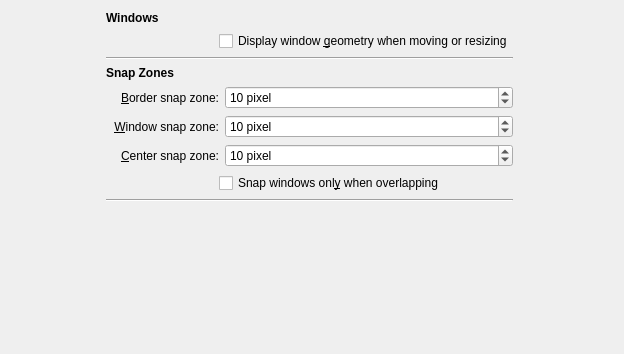
Qt form kcmkwin/kwinoptions/moving.ui (lfdevs/kwin) before a commit.
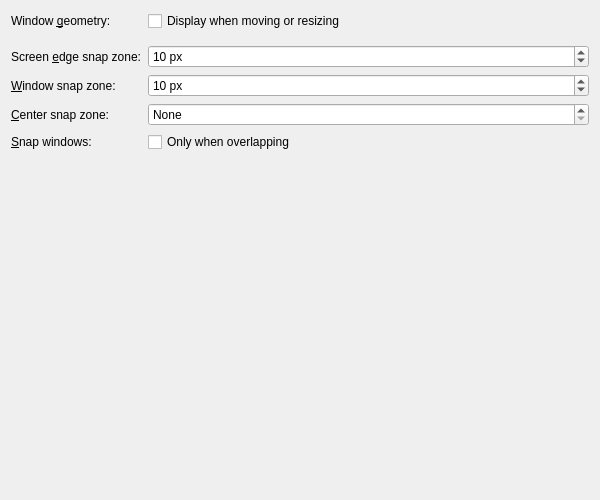
The same form after that commit.

```diff
--- a/kcmkwin/kwinoptions/moving.ui
+++ b/kcmkwin/kwinoptions/moving.ui
@@ -6,259 +6,159 @@
    <rect>
     <x>0</x>
     <y>0</y>
-    <width>624</width>
-    <height>354</height>
+    <width>600</width>
+    <height>500</height>
    </rect>
   </property>
-  <layout class="QGridLayout" name="gridLayout_2" columnminimumwidth="0,0,100">
+  <layout class="QFormLayout" name="formLayout">
+   <property name="formAlignment">
+    <set>Qt::AlignHCenter|Qt::AlignTop</set>
+   </property>
    <item row="0" column="0">
-    <spacer name="horizontalSpacer">
-     <property name="orientation">
-      <enum>Qt::Horizontal</enum>
+    <widget class="QLabel" name="geometryTipLabel">
+     <property name="text">
+      <string>Window &amp;geometry:</string>
      </property>
-     <property name="sizeHint" stdset="0">
-      <size>
-       <width>40</width>
-       <height>20</height>
-      </size>
+     <property name="buddy">
+      <cstring>geometryTipOn</cstring>
      </property>
-    </spacer>
+    </widget>
    </item>
    <item row="0" column="1">
-    <layout class="QGridLayout" name="gridLayout">
-     <item row="7" column="1" colspan="2">
-      <widget class="QCheckBox" name="OverlapSnap">
+    <widget class="QCheckBox" name="geometryTipOn">
        <property name="whatsThis">
         <string>Here you can set that windows will be only snapped if you try to overlap them, i.e. they will not be snapped if the windows comes only near another window or border.</string>
        </property>
        <property name="text">
-        <string>Snap windows onl&amp;y when overlapping</string>
+      <string>Display when moving or resizing</string>
        </property>
       </widget>
      </item>
-     <item row="8" column="0" colspan="3">
-      <widget class="Line" name="line_2">
-       <property name="orientation">
-        <enum>Qt::Horizontal</enum>
-       </property>
-      </widget>
-     </item>
-     <item row="6" column="2">
-      <widget class="QSpinBox" name="centerSnap">
-       <property name="sizePolicy">
-        <sizepolicy hsizetype="Expanding" vsizetype="Fixed">
-         <horstretch>0</horstretch>
-         <verstretch>0</verstretch>
-        </sizepolicy>
-       </property>
-       <property name="whatsThis">
-        <string>Here you can set the snap zone for the screen center, i.e. the 'strength' of the magnetic field which will make windows snap to the center of the screen when moved near it.</string>
-       </property>
-       <property name="value">
-        <number>10</number>
-       </property>
-       <property name="minimum">
-        <number>0</number>
-       </property>
-       <property name="maximum">
-        <number>100</number>
-       </property>
-       <property name="suffix">
-        <string> pixel</string>
-       </property>
-       <property name="specialValueText">
-        <string>no center snap zone</string>
-       </property>
-      </widget>
-     </item>
-     <item row="7" column="0">
-      <spacer name="horizontalSpacer_3">
-       <property name="orientation">
-        <enum>Qt::Horizontal</enum>
-       </property>
-       <property name="sizeHint" stdset="0">
-        <size>
-         <width>107</width>
-         <height>20</height>
-        </size>
-       </property>
-      </spacer>
-     </item>
-     <item row="4" column="0" colspan="2">
+   <item row="2" column="0">
       <widget class="QLabel" name="borderSnapLabel">
        <property name="text">
-        <string>&amp;Border snap zone:</string>
-       </property>
-       <property name="alignment">
-        <set>Qt::AlignRight|Qt::AlignTrailing|Qt::AlignVCenter</set>
+      <string>Screen &amp;edge snap zone:</string>
        </property>
        <property name="buddy">
         <cstring>borderSnap</cstring>
        </property>
       </widget>
      </item>
-     <item row="6" column="0" colspan="2">
-      <widget class="QLabel" name="centerSnapLabel">
-       <property name="text">
-        <string>&amp;Center snap zone:</string>
-       </property>
-       <property name="alignment">
-        <set>Qt::AlignRight|Qt::AlignTrailing|Qt::AlignVCenter</set>
-       </property>
-       <property name="buddy">
-        <cstring>centerSnap</cstring>
+   <item row="2" column="1">
+    <widget class="QSpinBox" name="borderSnap">
+     <property name="whatsThis">
+      <string>Here you can set the snap zone for screen edges, i.e. the 'strength' of the magnetic field which will make windows snap to the border when moved near it.</string>
+     </property>
+     <property name="specialValueText">
+      <string>None</string>
+     </property>
+     <property name="suffix">
+      <string> px</string>
+     </property>
+     <property name="minimum">
+      <number>0</number>
+     </property>
+     <property name="maximum">
+      <number>100</number>
+     </property>
+     <property name="value">
+      <number>10</number>
        </property>
       </widget>
      </item>
-     <item row="5" column="2">
+   <item row="3" column="1">
       <widget class="QSpinBox" name="windowSnap">
-       <property name="sizePolicy">
-        <sizepolicy hsizetype="Expanding" vsizetype="Fixed">
-         <horstretch>0</horstretch>
-         <verstretch>0</verstretch>
-        </sizepolicy>
-       </property>
        <property name="whatsThis">
         <string>Here you can set the snap zone for windows, i.e. the 'strength' of the magnetic field which will make windows snap to each other when they are moved near another window.</string>
        </property>
-       <property name="value">
-        <number>10</number>
-       </property>
+     <property name="specialValueText">
+      <string>None</string>
+     </property>
+     <property name="suffix">
+      <string> px</string>
+     </property>
        <property name="minimum">
         <number>0</number>
        </property>
        <property name="maximum">
         <number>100</number>
        </property>
-       <property name="suffix">
-        <string> pixel</string>
-       </property>
-       <property name="specialValueText">
-        <string>no window snap zone</string>
-       </property>
-      </widget>
-     </item>
-     <item row="4" column="2">
-      <widget class="QSpinBox" name="borderSnap">
-       <property name="sizePolicy">
-        <sizepolicy hsizetype="Expanding" vsizetype="Fixed">
-         <horstretch>0</horstretch>
-         <verstretch>0</verstretch>
-        </sizepolicy>
-       </property>
+     <property name="value">
+      <number>10</number>
+     </property>
+    </widget>
+   </item>
+   <item row="4" column="1">
+    <widget class="QSpinBox" name="centerSnap">
        <property name="whatsThis">
-        <string>Here you can set the snap zone for screen borders, i.e. the 'strength' of the magnetic field which will make windows snap to the border when moved near it.</string>
-       </property>
-       <property name="value">
-        <number>10</number>
-       </property>
+      <string>Here you can set the snap zone for the screen center, i.e. the 'strength' of the magnetic field which will make windows snap to the center of the screen when moved near it.</string>
+     </property>
+     <property name="specialValueText">
+      <string>None</string>
+     </property>
+     <property name="suffix">
+      <string> px</string>
+     </property>
        <property name="minimum">
         <number>0</number>
        </property>
        <property name="maximum">
         <number>100</number>
        </property>
-       <property name="suffix">
-        <string> pixel</string>
-       </property>
-       <property name="specialValueText">
-        <string>no border snap zone</string>
-       </property>
-      </widget>
-     </item>
-     <item row="1" column="1" colspan="2">
-      <widget class="QCheckBox" name="geometryTipOn">
+    </widget>
+   </item>
+   <item row="5" column="1">
+    <widget class="QCheckBox" name="OverlapSnap">
        <property name="whatsThis">
         <string>Enable this option if you want a window's geometry to be displayed while it is being moved or resized. The window position relative to the top-left corner of the screen is displayed together with its size.</string>
        </property>
        <property name="text">
-        <string>Display window &amp;geometry when moving or resizing</string>
+      <string>Only when overlapping</string>
        </property>
       </widget>
      </item>
-     <item row="5" column="0" colspan="2">
+   <item row="3" column="0">
       <widget class="QLabel" name="windowSnapLabel">
        <property name="text">
         <string>&amp;Window snap zone:</string>
        </property>
-       <property name="alignment">
-        <set>Qt::AlignRight|Qt::AlignTrailing|Qt::AlignVCenter</set>
-       </property>
        <property name="buddy">
         <cstring>windowSnap</cstring>
        </property>
       </widget>
      </item>
-     <item row="1" column="0">
-      <spacer name="horizontalSpacer_5">
-       <property name="orientation">
-        <enum>Qt::Horizontal</enum>
-       </property>
-       <property name="sizeHint" stdset="0">
-        <size>
-         <width>90</width>
-         <height>20</height>
-        </size>
-       </property>
-      </spacer>
-     </item>
-     <item row="2" column="0" colspan="3">
-      <widget class="Line" name="line">
-       <property name="orientation">
-        <enum>Qt::Horizontal</enum>
-       </property>
-      </widget>
-     </item>
-     <item row="0" column="0" colspan="3">
-      <widget class="QLabel" name="label_5">
-       <property name="font">
-        <font>
-         <weight>75</weight>
-         <bold>true</bold>
-        </font>
-       </property>
+   <item row="4" column="0">
+    <widget class="QLabel" name="centerSnaplabel">
+     <property name="text">
+      <string>&amp;Center snap zone:</string>
+     </property>
+     <property name="buddy">
+      <cstring>centerSnap</cstring>
+     </property>
+    </widget>
+   </item>
+   <item row="5" column="0">
+    <widget class="QLabel" name="OverlapSnapLabel">
        <property name="text">
-        <string>Windows</string>
-       </property>
-      </widget>
-     </item>
-     <item row="3" column="0" colspan="3">
-      <widget class="QLabel" name="label_4">
-       <property name="font">
-        <font>
-         <weight>75</weight>
-         <bold>true</bold>
-        </font>
-       </property>
-       <property name="text">
-        <string>Snap Zones</string>
-       </property>
-      </widget>
-     </item>
-    </layout>
-   </item>
-   <item row="0" column="2">
-    <spacer name="horizontalSpacer_2">
-     <property name="orientation">
-      <enum>Qt::Horizontal</enum>
-     </property>
-     <property name="sizeHint" stdset="0">
-      <size>
-       <width>40</width>
-       <height>20</height>
-      </size>
-     </property>
-    </spacer>
+      <string>&amp;Snap windows:</string>
+     </property>
+     <property name="buddy">
+      <cstring>OverlapSnap</cstring>
+     </property>
+    </widget>
    </item>
    <item row="1" column="1">
-    <spacer name="verticalSpacer">
+    <spacer name="verticalSpacer_1">
      <property name="orientation">
       <enum>Qt::Vertical</enum>
      </property>
+     <property name="sizeType">
+      <enum>QSizePolicy::Fixed</enum>
+     </property>
      <property name="sizeHint" stdset="0">
       <size>
        <width>20</width>
-       <height>112</height>
+       <height>2</height>
       </size>
      </property>
     </spacer>
```
Left out of the diff: 4 changed lines with no effect on the pictures. Lines whose indentation alone changed are shown as unchanged.
